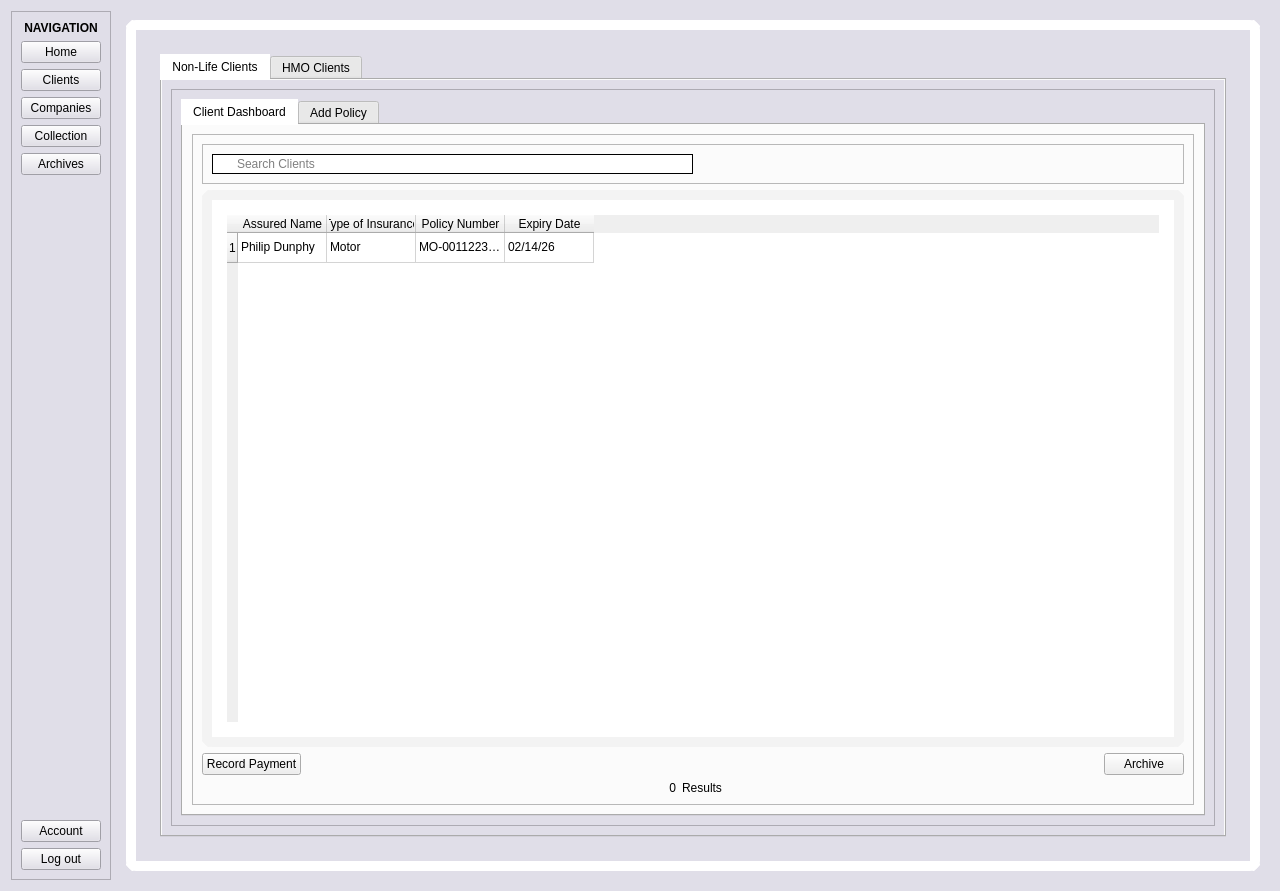
Qt form QtGUI/form.ui (Ponard/InvestoPinoy) before a commit.
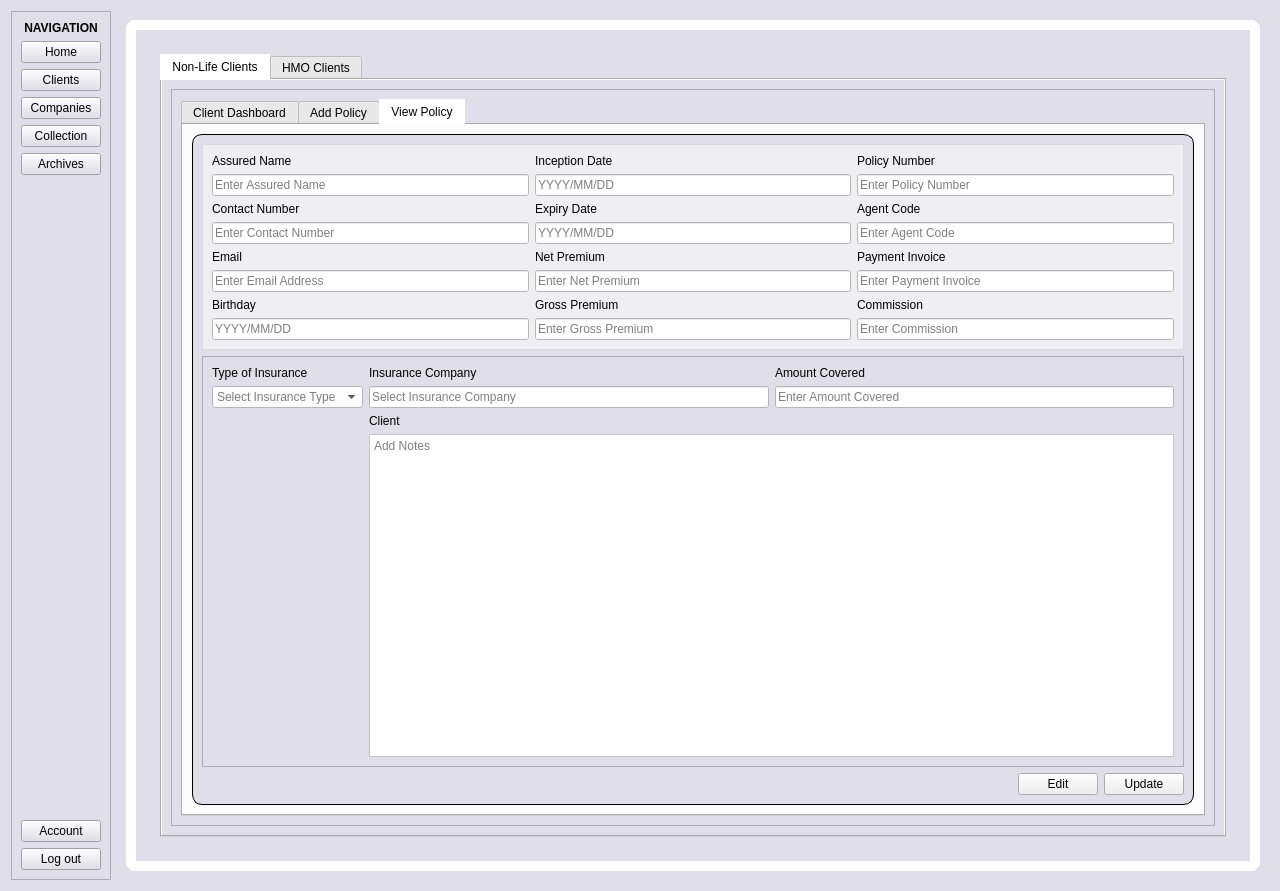
The same form after that commit. The open tabs and pages were chosen to show the change. Icons and pictures are not drawn.

Commit message:
View Policy tab under Clients tab
- double click a row under Client Dashboard to be taken to the View Policy tab
- fields will be filled with the relevant row's data
- Edit button to edit policy details
- Update button to confirm changes

Diff of the .ui file:
```diff
--- a/QtGUI/form.ui
+++ b/QtGUI/form.ui
@@ -1937,7 +1937,8 @@
 }
 #clients_hmo_add_client_individual_frame,
 #clients_hmo_add_client_corporate_frame,
-#clients_non_life_add_client_frame {
+#clients_non_life_add_client_frame,
+#clients_non_life_view_policy_frame {
 	background-color: #E0DEE8;
 	border: 1px solid black;
 	border-radius: 10%;
@@ -1945,12 +1946,14 @@
 }
 #clients_hmo_add_client_individual_upper_frame,
 #clients_hmo_add_client_corporate_upper_frame,
-#clients_non_life_add_client_upper_frame {
+#clients_non_life_add_client_upper_frame,
+#clients_non_life_view_policy_upper_frame {
 	background-color: rgba(255, 255, 255, 0.5);
 }
 #clients_hmo_add_client_individual_lower_frame,
 #clients_hmo_add_client_corporate_lower_frame,
-#clients_non_life_add_client_lower_frame {
+#clients_non_life_add_client_lower_frame,
+#clients_non_life_view_policy_lower_frame {
 	background-color: #E0DEE8;
 }
 #clients_hmo_dashboard_table,
@@ -1962,7 +1965,8 @@
 }
 #clients_hmo_add_client_individual_frame QLabel,
 #clients_hmo_add_client_corporate_frame QLabel,
-#clients_non_life_add_client_frame QLabel {
+#clients_non_life_add_client_frame QLabel,
+#clients_non_life_view_policy_frame QLabel {
 	color: black;
 }
 QLineEdit,
@@ -3162,6 +3166,381 @@
                      </item>
                     </layout>
                    </widget>
+                   <widget class="QWidget" name="clients_non_life_view_policy_tab">
+                    <attribute name="title">
+                     <string>View Policy</string>
+                    </attribute>
+                    <layout class="QVBoxLayout" name="verticalLayout_15">
+                     <item>
+                      <widget class="QFrame" name="clients_non_life_view_policy_frame">
+                       <property name="frameShape">
+                        <enum>QFrame::Shape::StyledPanel</enum>
+                       </property>
+                       <property name="frameShadow">
+                        <enum>QFrame::Shadow::Raised</enum>
+                       </property>
+                       <layout class="QVBoxLayout" name="verticalLayout_14">
+                        <item>
+                         <widget class="QFrame" name="clients_non_life_view_policy_upper_frame">
+                          <property name="frameShape">
+                           <enum>QFrame::Shape::StyledPanel</enum>
+                          </property>
+                          <property name="frameShadow">
+                           <enum>QFrame::Shadow::Raised</enum>
+                          </property>
+                          <layout class="QGridLayout" name="gridLayout_4">
+                           <item row="1" column="0">
+                            <layout class="QVBoxLayout" name="verticalLayout_53">
+                             <item>
+                              <widget class="QLabel" name="clients_non_life_view_policy_contact_number_label">
+                               <property name="text">
+                                <string>Contact Number</string>
+                               </property>
+                              </widget>
+                             </item>
+                             <item>
+                              <widget class="QLineEdit" name="clients_non_life_view_policy_contact_number_line_edit">
+                               <property name="placeholderText">
+                                <string>Enter Contact Number</string>
+                               </property>
+                              </widget>
+                             </item>
+                            </layout>
+                           </item>
+                           <item row="0" column="0">
+                            <layout class="QVBoxLayout" name="verticalLayout_54">
+                             <item>
+                              <widget class="QLabel" name="clients_non_life_view_policy_assured_name_label">
+                               <property name="text">
+                                <string>Assured Name</string>
+                               </property>
+                              </widget>
+                             </item>
+                             <item>
+                              <widget class="QLineEdit" name="clients_non_life_view_policy_assured_name_line_edit">
+                               <property name="placeholderText">
+                                <string>Enter Assured Name</string>
+                               </property>
+                              </widget>
+                             </item>
+                            </layout>
+                           </item>
+                           <item row="2" column="0">
+                            <layout class="QVBoxLayout" name="verticalLayout_55">
+                             <item>
+                              <widget class="QLabel" name="clients_non_life_view_policy_email_label">
+                               <property name="text">
+                                <string>Email</string>
+                               </property>
+                              </widget>
+                             </item>
+                             <item>
+                              <widget class="QLineEdit" name="clients_non_life_view_policy_email_line_edit">
+                               <property name="placeholderText">
+                                <string>Enter Email Address</string>
+                               </property>
+                              </widget>
+                             </item>
+                            </layout>
+                           </item>
+                           <item row="3" column="0">
+                            <layout class="QVBoxLayout" name="verticalLayout_60">
+                             <item>
+                              <widget class="QLabel" name="clients_non_life_view_policy_birthday_label">
+                               <property name="text">
+                                <string>Birthday</string>
+                               </property>
+                              </widget>
+                             </item>
+                             <item>
+                              <widget class="QLineEdit" name="clients_non_life_view_policy_birthday_line_edit">
+                               <property name="placeholderText">
+                                <string>YYYY/MM/DD</string>
+                               </property>
+                              </widget>
+                             </item>
+                            </layout>
+                           </item>
+                           <item row="0" column="1">
+                            <layout class="QVBoxLayout" name="verticalLayout_61">
+                             <item>
+                              <widget class="QLabel" name="clients_non_life_view_policy_inception_date_label">
+                               <property name="text">
+                                <string>Inception Date</string>
+                               </property>
+                              </widget>
+                             </item>
+                             <item>
+                              <widget class="QLineEdit" name="clients_non_life_view_policy_inception_date_line_edit">
+                               <property name="placeholderText">
+                                <string>YYYY/MM/DD</string>
+                               </property>
+                              </widget>
+                             </item>
+                            </layout>
+                           </item>
+                           <item row="1" column="1">
+                            <layout class="QVBoxLayout" name="verticalLayout_62">
+                             <item>
+                              <widget class="QLabel" name="clients_non_life_view_policy_expiry_date_label">
+                               <property name="text">
+                                <string>Expiry Date</string>
+                               </property>
+                              </widget>
+                             </item>
+                             <item>
+                              <widget class="QLineEdit" name="clients_non_life_view_policy_expiry_date_line_edit">
+                               <property name="placeholderText">
+                                <string>YYYY/MM/DD</string>
+                               </property>
+                              </widget>
+                             </item>
+                            </layout>
+                           </item>
+                           <item row="2" column="1">
+                            <layout class="QVBoxLayout" name="verticalLayout_63">
+                             <item>
+                              <widget class="QLabel" name="clients_non_life_view_policy_net_premium_label">
+                               <property name="text">
+                                <string>Net Premium</string>
+                               </property>
+                              </widget>
+                             </item>
+                             <item>
+                              <widget class="QLineEdit" name="clients_non_life_view_policy_net_premium_line_edit">
+                               <property name="placeholderText">
+                                <string>Enter Net Premium</string>
+                               </property>
+                              </widget>
+                             </item>
+                            </layout>
+                           </item>
+                           <item row="3" column="1">
+                            <layout class="QVBoxLayout" name="verticalLayout_64">
+                             <item>
+                              <widget class="QLabel" name="clients_non_life_view_policy_gross_premium_label">
+                               <property name="text">
+                                <string>Gross Premium</string>
+                               </property>
+                              </widget>
+                             </item>
+                             <item>
+                              <widget class="QLineEdit" name="clients_non_life_view_policy_gross_premium_line_edit">
+                               <property name="placeholderText">
+                                <string>Enter Gross Premium</string>
+                               </property>
+                              </widget>
+                             </item>
+                            </layout>
+                           </item>
+                           <item row="0" column="2">
+                            <layout class="QVBoxLayout" name="verticalLayout_65">
+                             <item>
+                              <widget class="QLabel" name="clients_non_life_view_policy_policy_number_label">
+                               <property name="text">
+                                <string>Policy Number</string>
+                               </property>
+                              </widget>
+                             </item>
+                             <item>
+                              <widget class="QLineEdit" name="clients_non_life_view_policy_policy_number_line_edit">
+                               <property name="placeholderText">
+                                <string>Enter Policy Number</string>
+                               </property>
+                              </widget>
+                             </item>
+                            </layout>
+                           </item>
+                           <item row="1" column="2">
+                            <layout class="QVBoxLayout" name="verticalLayout_66">
+                             <item>
+                              <widget class="QLabel" name="clients_non_life_view_policy_agent_code_label">
+                               <property name="text">
+                                <string>Agent Code</string>
+                               </property>
+                              </widget>
+                             </item>
+                             <item>
+                              <widget class="QLineEdit" name="clients_non_life_view_policy_agent_code_line_edit">
+                               <property name="placeholderText">
+                                <string>Enter Agent Code</string>
+                               </property>
+                              </widget>
+                             </item>
+                            </layout>
+                           </item>
+                           <item row="2" column="2">
+                            <layout class="QVBoxLayout" name="verticalLayout_67">
+                             <item>
+                              <widget class="QLabel" name="clients_non_life_view_policy_payment_invoice_label">
+                               <property name="text">
+                                <string>Payment Invoice</string>
+                               </property>
+                              </widget>
+                             </item>
+                             <item>
+                              <widget class="QLineEdit" name="clients_non_life_view_policy_payment_invoice_line_edit">
+                               <property name="placeholderText">
+                                <string>Enter Payment Invoice</string>
+                               </property>
+                              </widget>
+                             </item>
+                            </layout>
+                           </item>
+                           <item row="3" column="2">
+                            <layout class="QVBoxLayout" name="verticalLayout_68">
+                             <item>
+                              <widget class="QLabel" name="clients_non_life_view_policy_commission_label">
+                               <property name="text">
+                                <string>Commission</string>
+                               </property>
+                              </widget>
+                             </item>
+                             <item>
+                              <widget class="QLineEdit" name="clients_non_life_view_policy_commission_line_edit">
+                               <property name="readOnly">
+                                <bool>false</bool>
+                               </property>
+                               <property name="placeholderText">
+                                <string>Enter Commission</string>
+                               </property>
+                              </widget>
+                             </item>
+                            </layout>
+                           </item>
+                          </layout>
+                         </widget>
+                        </item>
+                        <item>
+                         <widget class="QFrame" name="clients_non_life_view_policy_lower_frame">
+                          <property name="frameShape">
+                           <enum>QFrame::Shape::StyledPanel</enum>
+                          </property>
+                          <property name="frameShadow">
+                           <enum>QFrame::Shadow::Raised</enum>
+                          </property>
+                          <layout class="QGridLayout" name="gridLayout_3">
+                           <item row="0" column="1">
+                            <layout class="QVBoxLayout" name="verticalLayout_48">
+                             <item>
+                              <widget class="QLabel" name="clients_non_life_view_policy_insurance_type_label">
+                               <property name="text">
+                                <string>Type of Insurance</string>
+                               </property>
+                              </widget>
+                             </item>
+                             <item>
+                              <widget class="QComboBox" name="clients_non_life_view_policy_insurance_type_combo_box">
+                               <property name="placeholderText">
+                                <string>Select Insurance Type</string>
+                               </property>
+                               <item>
+                                <property name="text">
+                                 <string>Motor</string>
+                                </property>
+                               </item>
+                               <item>
+                                <property name="text">
+                                 <string>Fire</string>
+                                </property>
+                               </item>
+                              </widget>
+                             </item>
+                            </layout>
+                           </item>
+                           <item row="0" column="2">
+                            <layout class="QVBoxLayout" name="verticalLayout_50">
+                             <item>
+                              <widget class="QLabel" name="clients_non_life_view_policy_insurance_company_label">
+                               <property name="text">
+                                <string>Insurance Company</string>
+                               </property>
+                              </widget>
+                             </item>
+                             <item>
+                              <widget class="QLineEdit" name="clients_non_life_view_policy_insurance_company_line_edit">
+                               <property name="placeholderText">
+                                <string>Select Insurance Company</string>
+                               </property>
+                              </widget>
+                             </item>
+                            </layout>
+                           </item>
+                           <item row="0" column="3">
+                            <layout class="QVBoxLayout" name="verticalLayout_51">
+                             <item>
+                              <widget class="QLabel" name="clients_non_life_view_policy_amount_covered_label">
+                               <property name="text">
+                                <string>Amount Covered</string>
+                               </property>
+                              </widget>
+                             </item>
+                             <item>
+                              <widget class="QLineEdit" name="clients_non_life_view_policy_amount_covered_line_edit">
+                               <property name="placeholderText">
+                                <string>Enter Amount Covered</string>
+                               </property>
+                              </widget>
+                             </item>
+                            </layout>
+                           </item>
+                           <item row="2" column="2" colspan="2">
+                            <layout class="QVBoxLayout" name="verticalLayout_52">
+                             <item>
+                              <widget class="QLabel" name="clients_non_life_view_policy_notes_label">
+                               <property name="text">
+                                <string>Client</string>
+                               </property>
+                              </widget>
+                             </item>
+                             <item>
+                              <widget class="QTextEdit" name="clients_non_life_view_policy_notes_text_edit">
+                               <property name="placeholderText">
+                                <string>Add Notes</string>
+                               </property>
+                              </widget>
+                             </item>
+                            </layout>
+                           </item>
+                          </layout>
+                         </widget>
+                        </item>
+                        <item>
+                         <layout class="QHBoxLayout" name="horizontalLayout_5">
+                          <item>
+                           <spacer name="horizontalSpacer_11">
+                            <property name="orientation">
+                             <enum>Qt::Orientation::Horizontal</enum>
+                            </property>
+                            <property name="sizeHint" stdset="0">
+                             <size>
+                              <width>40</width>
+                              <height>20</height>
+                             </size>
+                            </property>
+                           </spacer>
+                          </item>
+                          <item>
+                           <widget class="QPushButton" name="clients_non_life_view_policy_edit_push_button">
+                            <property name="text">
+                             <string>Edit</string>
+                            </property>
+                           </widget>
+                          </item>
+                          <item>
+                           <widget class="QPushButton" name="clients_non_life_view_policy_update_push_button">
+                            <property name="text">
+                             <string>Update</string>
+                            </property>
+                           </widget>
+                          </item>
+                         </layout>
+                        </item>
+                       </layout>
+                      </widget>
+                     </item>
+                    </layout>
+                   </widget>
                   </widget>
                  </item>
                 </layout>
```
The commit also changes 3 other files.
